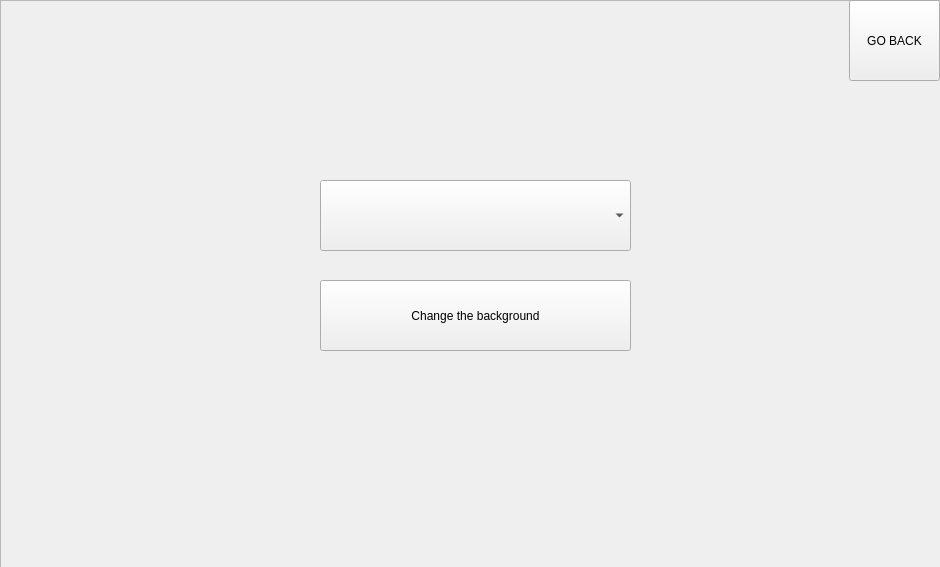
This is param.ui in NunzioSilarbi/Anime-battle as Qt 5 draws it before an edit. The edited form follows.
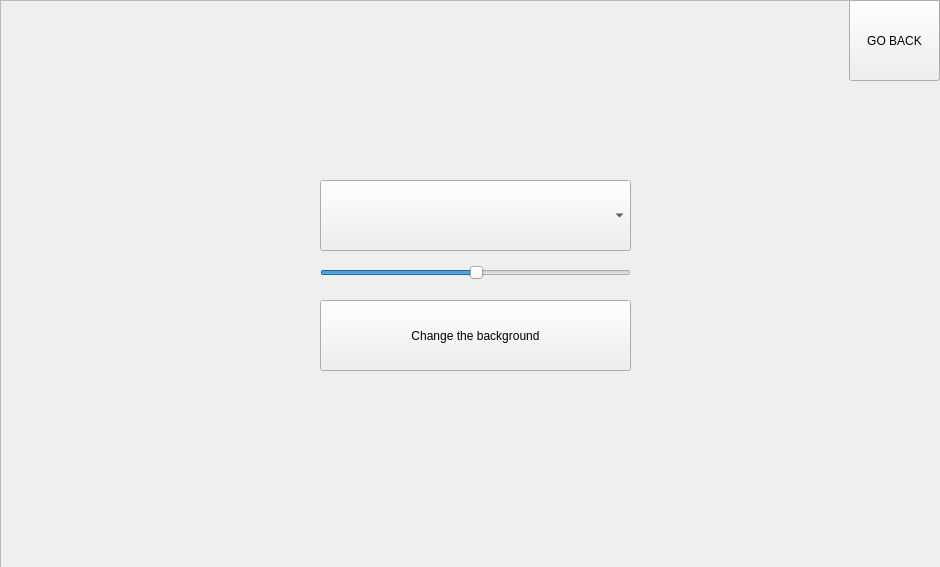
This is the edited form. Icons and pictures are not drawn.

```diff
--- a/param.ui
+++ b/param.ui
@@ -48,7 +48,7 @@
     <property name="geometry">
      <rect>
       <x>320</x>
-      <y>280</y>
+      <y>300</y>
       <width>311</width>
       <height>71</height>
      </rect>
@@ -67,6 +67,22 @@
      </rect>
     </property>
    </widget>
+   <widget class="QSlider" name="volumeSlider">
+    <property name="geometry">
+     <rect>
+      <x>320</x>
+      <y>260</y>
+      <width>311</width>
+      <height>25</height>
+     </rect>
+    </property>
+    <property name="value">
+     <number>50</number>
+    </property>
+    <property name="orientation">
+     <enum>Qt::Horizontal</enum>
+    </property>
+   </widget>
   </widget>
  </widget>
  <resources/>
```
